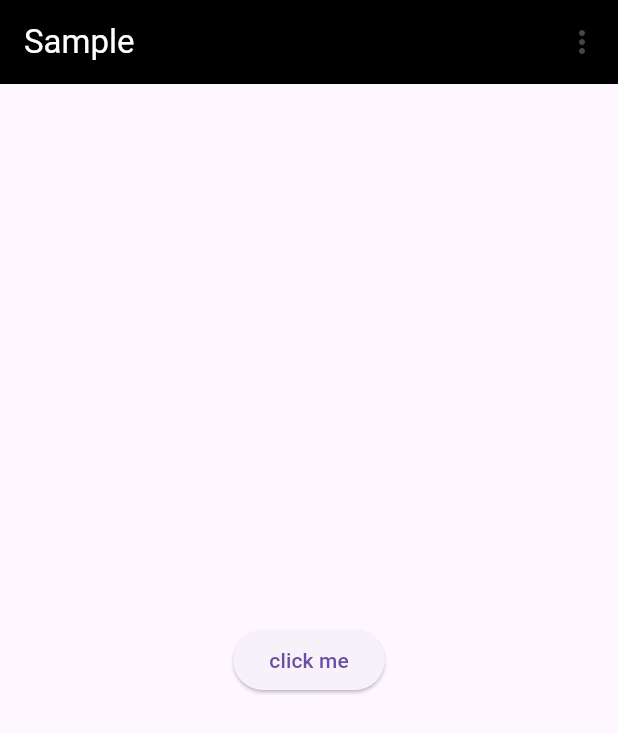
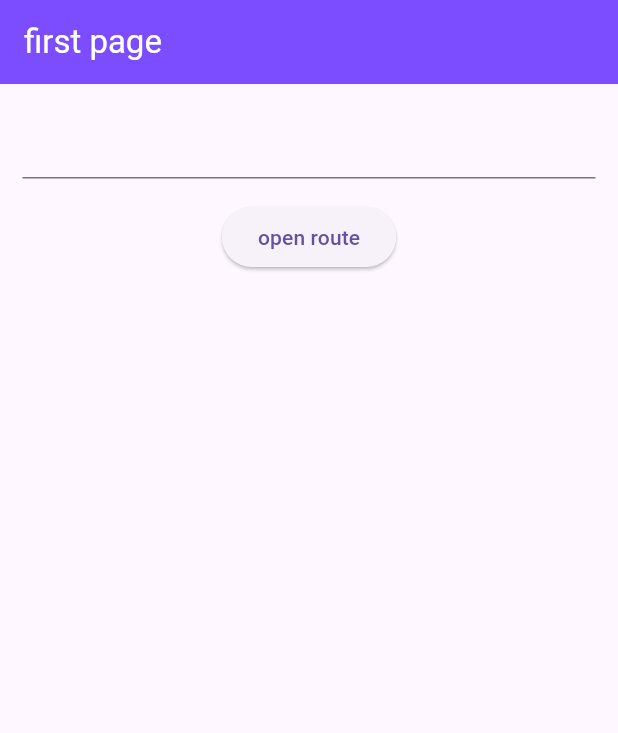
Before and after one commit to amirhosseinaarabi2002/flutter_documentation, a Flutter app: the screen it shows after launch, on a phone screen of 412 x 824 dp. Shown: the top 733 px of the screen. Run offline on Flutter 3.47's test engine with Material 3 defaults, Android fonts, the phone set to English and light mode, and no system bars.

Commit message:
finish untill animations

```diff
--- a/lib/main.dart
+++ b/lib/main.dart
@@ -1101,114 +1101,210 @@
 /////////////////////////////////////////////////////////////////bottom sheet
 ///
 ///
+// import 'package:flutter/material.dart';
+// import 'package:flutter/src/material/date_picker.dart';
+
+// void main() => runApp(const RootApp());
+
+// class RootApp extends StatelessWidget {
+//   const RootApp({super.key});
+
+//   @override
+//   Widget build(BuildContext context) {
+//     return MaterialApp(
+//       debugShowCheckedModeBanner: false,
+//       home: const MyHomePage(),
+//     );
+//   }
+// }
+
+// class MyHomePage extends StatefulWidget {
+//   const MyHomePage({super.key});
+
+//   @override
+//   State<MyHomePage> createState() => _MyHomePageState();
+// }
+
+// class _MyHomePageState extends State<MyHomePage> {
+//   DateTime selectedDate = DateTime.now();
+
+//   selectedDateFunc(BuildContext context) async {
+//     final DateTime? picked = await showDatePicker(
+//       initialDatePickerMode: DatePickerMode.day,
+//       // helpText: "",
+//       // cancelText: "",
+//       // confirmText: "",
+//       context: context,
+//       initialDate: selectedDate,
+//       firstDate: DateTime(2000),
+//       lastDate: DateTime(2026), // ✅ allows full year
+//     );
+
+//     if (picked != null && picked != selectedDate) {
+//       setState(() {
+//         selectedDate = picked;
+//       });
+//     }
+//   }
+
+//   @override
+//   Widget build(BuildContext context) {
+//     return Scaffold(
+//       appBar: AppBar(
+//         title: const Text('Sample', style: TextStyle(color: Colors.white)),
+//         backgroundColor: Colors.black,
+//         actions: [
+//           PopupMenuButton(
+//             color: Colors.blueGrey[50],
+//             itemBuilder: (BuildContext context) {
+//               return [
+//                 PopupMenuItem(value: "/chat", child: Text("chat")),
+//                 PopupMenuItem(value: "/about", child: Text("about us")),
+//                 PopupMenuItem(value: "/contact", child: Text("contact us")),
+//               ];
+//             },
+//           ),
+//         ],
+//       ),
+//       body: Center(
+//         child: Column(
+//           mainAxisAlignment: MainAxisAlignment.center,
+//           children: [
+//             Center(
+//               child: ElevatedButton(
+//                 onPressed: () {
+//                   // showModalBottomSheet<void>(
+//                   //   isDismissible: false,
+//                   //   context: context,
+//                   //   builder: (BuildContext context) {
+//                   //     return Container(
+//                   //       height: 200,
+//                   //       color: Colors.blueGrey[50],
+//                   //       child: const Center(
+//                   //         child: Text("hello how is it going dude??"),
+//                   //       ),
+//                   //     );
+//                   //   },
+//                   // );
+//                   //////////////////////////////////////////date picker
+//                   // selectedDateFunc(context);
+//                   ////////////////////////////////////////// alert dialog
+//                   showDialog(context: context, builder: (BuildContext context) {
+//                     return AlertDialog(
+//                       title: Text("alert dialog"),
+//                       content: Text("are you agree with this contract??"),
+//                       actions: [
+//                         TextButton(onPressed: (){}, child: Text("NO")),
+//                         TextButton(onPressed: (){}, child: Text("YES")),
+//                       ],
+//                     );
+//                   });
+//                 },
+//                 // child: const Text("open modal"),
+//                 // child: const Text("pick date"),
+//                 child: const Text("click me"),
+//               ),
+//             ),
+//             // Text("${selectedDate.toLocal()}".split(" ")[0])
+//           ],
+//         ),
+//       ),
+//     );
+//   }
+// }
+
+///////////////////////////////////////////////////// media query
+///
+// import 'package:flutter/material.dart';
+// import 'package:flutter/services.dart';
+
+// void main() {
+//   WidgetsFlutterBinding.ensureInitialized();
+//   SystemChrome.setPreferredOrientations([DeviceOrientation.portraitUp]);
+//   runApp(MyApp());
+// }
+
+// class MyApp extends StatelessWidget {
+//   const MyApp({super.key});
+
+//   @override
+//   Widget build(BuildContext context) {
+//     return MaterialApp(
+//       home: Scaffold(
+//         appBar: AppBar(title: Text("media")),
+//         body: MyPage(),
+
+//         // final currentWidth = MediaQuery.of(context).size.width;
+
+//         // return Row(
+//         //   children: [
+//         //     // Container(
+//         //     //   color: Colors.amber,
+//         //     //   width: MediaQuery.of(context).size.width * 0.6,
+//         //     // ),
+//         //     // Container(
+//         //     //   color: Colors.blue,
+//         //     //   width: MediaQuery.of(context).size.width * 0.4,
+//         //     // )
+//         //     // Container(
+//         //     //   width: 100,
+//         //     //   color: currentWidth > 600 ? Colors.amberAccent : Colors.cyan,
+//         //     // ),
+//         //   ],
+//         // );
+//       ),
+//     );
+//   }
+// }
+
+// class MyPage extends StatelessWidget {
+//   const MyPage({super.key});
+
+//   @override
+//   Widget build(BuildContext context) {
+//     final double shortestSide = MediaQuery.of(context).size.shortestSide;
+//     final bool useMobileLayout = shortestSide < 600;
+
+//     gridViewForPhone() {
+//       return Padding(
+//         padding: EdgeInsets.all(5),
+//         child: GridView.count(
+//           crossAxisCount: 2,
+//           children: [
+//            Container(
+
+//            )
+//           ],
+//         ),
+//       );
+//     }
+
+//     ;
+//     return useMobileLayout
+//         ? gridViewForPhone()
+//         : Padding(padding: EdgeInsets.all(5));
+//   }
+// }
+
+////////////////////////////////////////////////////////////// routes na d navigations
+///
 import 'package:flutter/material.dart';
-import 'package:flutter/src/material/date_picker.dart';
+import 'package:flutter_application_1/routes/routes.dart';
+import 'package:flutter_application_1/screens/firstRoute.dart';
 
-void main() => runApp(const RootApp());
+void main() {
+  runApp(MyApp());
+}
 
-class RootApp extends StatelessWidget {
-  const RootApp({super.key});
+class MyApp extends StatelessWidget {
+  const MyApp({super.key});
 
   @override
   Widget build(BuildContext context) {
     return MaterialApp(
-      debugShowCheckedModeBanner: false,
-      home: const MyHomePage(),
+      // home: FirstRoute(),
+      initialRoute: Firstroute.routeName,
+      routes: routes,
     );
   }
 }
-
-class MyHomePage extends StatefulWidget {
-  const MyHomePage({super.key});
-
-  @override
-  State<MyHomePage> createState() => _MyHomePageState();
-}
-
-class _MyHomePageState extends State<MyHomePage> {
-  DateTime selectedDate = DateTime.now();
-
-  selectedDateFunc(BuildContext context) async {
-    final DateTime? picked = await showDatePicker(
-      initialDatePickerMode: DatePickerMode.day,
-      // helpText: "",
-      // cancelText: "",
-      // confirmText: "",
-      context: context,
-      initialDate: selectedDate,
-      firstDate: DateTime(2000),
-      lastDate: DateTime(2026), // ✅ allows full year
-    );
-
-    if (picked != null && picked != selectedDate) {
-      setState(() {
-        selectedDate = picked;
-      });
-    }
-  }
-
-  @override
-  Widget build(BuildContext context) {
-    return Scaffold(
-      appBar: AppBar(
-        title: const Text('Sample', style: TextStyle(color: Colors.white)),
-        backgroundColor: Colors.black,
-        actions: [
-          PopupMenuButton(
-            color: Colors.blueGrey[50],
-            itemBuilder: (BuildContext context) {
-              return [
-                PopupMenuItem(value: "/chat", child: Text("chat")),
-                PopupMenuItem(value: "/about", child: Text("about us")),
-                PopupMenuItem(value: "/contact", child: Text("contact us")),
-              ];
-            },
-          ),
-        ],
-      ),
-      body: Center(
-        child: Column(
-          mainAxisAlignment: MainAxisAlignment.center,
-          children: [
-            Center(
-              child: ElevatedButton(
-                onPressed: () {
-                  // showModalBottomSheet<void>(
-                  //   isDismissible: false,
-                  //   context: context,
-                  //   builder: (BuildContext context) {
-                  //     return Container(
-                  //       height: 200,
-                  //       color: Colors.blueGrey[50],
-                  //       child: const Center(
-                  //         child: Text("hello how is it going dude??"),
-                  //       ),
-                  //     );
-                  //   },
-                  // );
-                  //////////////////////////////////////////date picker
-                  // selectedDateFunc(context);
-                  ////////////////////////////////////////// alert dialog
-                  showDialog(context: context, builder: (BuildContext context) {
-                    return AlertDialog(
-                      title: Text("alert dialog"),
-                      content: Text("are you agree with this contract??"),
-                      actions: [
-                        TextButton(onPressed: (){}, child: Text("NO")),
-                        TextButton(onPressed: (){}, child: Text("YES")),
-                      ],
-                    );
-                  });
-                },
-                // child: const Text("open modal"),
-                // child: const Text("pick date"),
-                child: const Text("click me"),
-              ),
-            ),
-            // Text("${selectedDate.toLocal()}".split(" ")[0])
-          ],
-        ),
-      ),
-    );
-  }
-}
--- /dev/null
+++ b/lib/routes/routes.dart
@@ -0,0 +1,8 @@
+import 'package:flutter/material.dart';
+import '../screens/firstRoute.dart';
+import '../screens/secondRoute.dart';
+
+final Map<String, WidgetBuilder> routes = {
+  Firstroute.routeName: (context) => Firstroute(),
+  SecondRoute.routeName: (context) => SecondRoute(),
+};
--- /dev/null
+++ b/lib/screens/firstRoute.dart
@@ -0,0 +1,50 @@
+import 'package:flutter/material.dart';
+
+class Firstroute extends StatefulWidget {
+  static String routeName = "/";
+  const Firstroute({super.key});
+
+  @override
+  State<Firstroute> createState() => _FirstrouteState();
+}
+
+class _FirstrouteState extends State<Firstroute> {
+  String value = "";
+  @override
+  Widget build(BuildContext context) {
+    return Scaffold(
+      appBar: AppBar(
+        title: Text("first page", style: TextStyle(color: Colors.white)),
+        backgroundColor: Colors.deepPurpleAccent,
+      ),
+      body: Column(
+        children: [
+          Padding(
+            padding: EdgeInsets.all(15),
+            child: TextField(
+              style: TextStyle(fontSize: 20),
+              onChanged: (String text) {
+                value = text;
+              },
+            ),
+          ),
+          Center(
+            child: ElevatedButton(
+              onPressed: () {
+                // Navigator.push(
+                //   context,
+                //   MaterialPageRoute(
+                //     builder: (BuildContext context) => SecondRoute(),
+                //   ),
+                // );
+
+                Navigator.pushNamed(context, "/second", arguments: value);
+              },
+              child: Text("open route"),
+            ),
+          ),
+        ],
+      ),
+    );
+  }
+}
```
Also changed, not shown: lib/screens/secondRoute.dart (added, +32 -0 lines).
